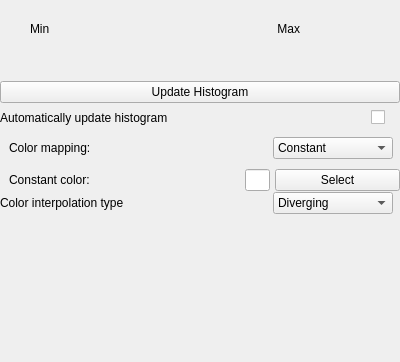
The window that apps/vaporgui/TFWidgetGUI.ui (StasJ/vapor-formatted) describes before a commit, drawn with Qt 5; both pictures show x 0 to 400 and y 328 to 690 of the 400 by 690 pixel window.
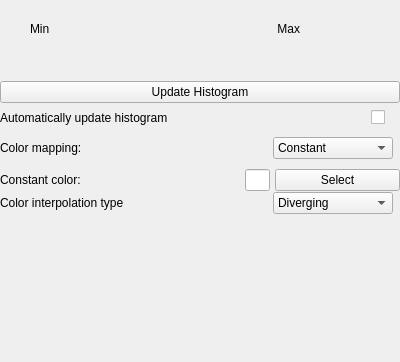
The same window after the commit. Custom widgets are drawn as their Qt base class.

Diff of the .ui file:
```diff
--- a/apps/vaporgui/TFWidgetGUI.ui
+++ b/apps/vaporgui/TFWidgetGUI.ui
@@ -503,6 +503,9 @@
       <property name="spacing">
        <number>0</number>
       </property>
+      <property name="leftMargin">
+       <number>0</number>
+      </property>
       <property name="rightMargin">
        <number>7</number>
       </property>
@@ -556,6 +559,9 @@
       <property name="spacing">
        <number>5</number>
       </property>
+      <property name="leftMargin">
+       <number>0</number>
+      </property>
       <property name="rightMargin">
        <number>0</number>
       </property>
```
Left out of the diff: 6 changed lines with no effect on the pictures.
